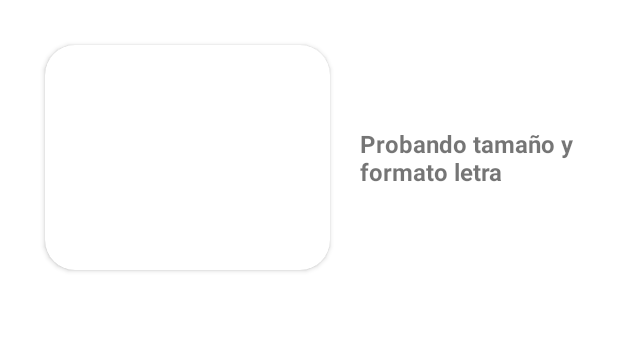
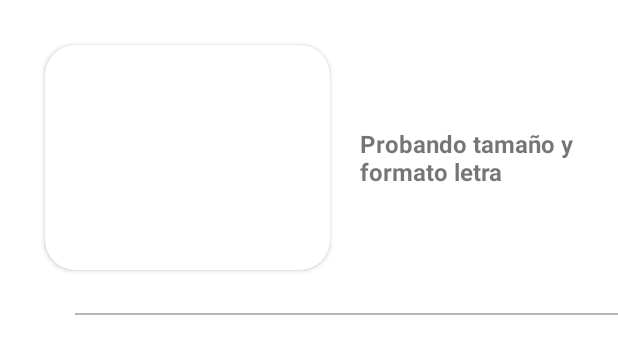
Before and after one commit to Rigonpa/NasaApp, an Android app: the layout item_patent.xml on its own in the app's theme, with its tools: preview values and no code run, on a phone screen of 412 x 824 dp. Shown: the top 354 px of the screen. Run offline under Robolectric (Android 15) with nearby library versions, the phone set to English and light mode, and no system bars.

Commit message:
Manual recycler view divider

```diff
--- a/app/src/main/java/com/example/nasaapp/scenes/main/list/ListFragment.kt
+++ b/app/src/main/java/com/example/nasaapp/scenes/main/list/ListFragment.kt
@@ -63,12 +63,6 @@ class ListFragment : BaseTemplate.BaseFragment() {
             adapter.setPatents(it)
             recycler_view.adapter = adapter
             recycler_view.layoutManager = LinearLayoutManager(appContext)
-            recycler_view.addItemDecoration(
-                DividerItemDecoration(
-                    context,
-                    DividerItemDecoration.VERTICAL
-                )
-            )
         }
     }
 
--- a/app/src/main/res/layout/item_patent.xml
+++ b/app/src/main/res/layout/item_patent.xml
@@ -40,4 +40,13 @@
         android:layout_marginRight="30dp"
         android:layout_marginLeft="20dp" />
 
+    <View
+        android:layout_width="match_parent"
+        android:layout_height="1dp"
+        android:background="#48000000"
+        app:layout_constraintRight_toRightOf="parent"
+        app:layout_constraintBottom_toBottomOf="parent"
+        app:layout_constraintLeft_toLeftOf="parent"
+        android:layout_marginLeft="50dp"/>
+
 </androidx.constraintlayout.widget.ConstraintLayout>
```
Also changed, not shown: app/src/main/java/com/example/nasaapp/scenes/main/fav/FavFragment.kt (+6 -6 lines).
